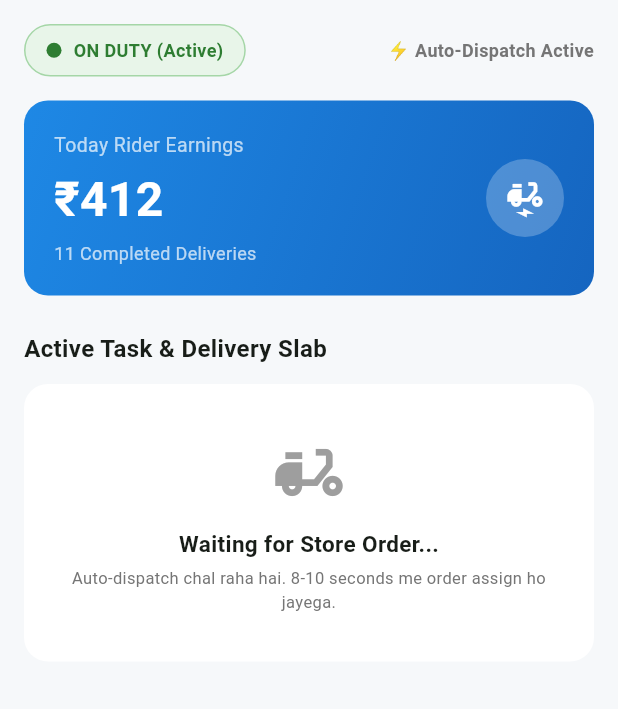
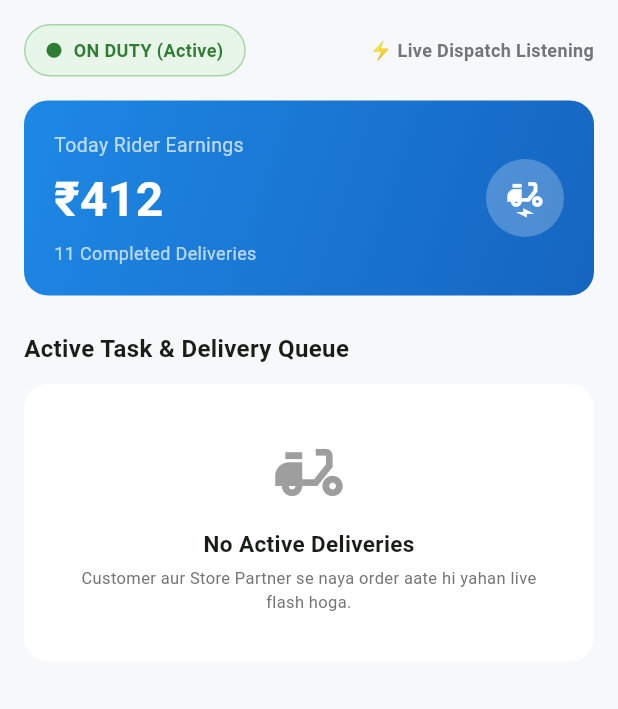
Before and after one commit to rishabhfbdup/kryzit_rider, a Flutter app: the screen it shows after launch, on a phone screen of 412 x 824 dp, the part 84-793 px from its top. Run offline on Flutter 3.47's test engine with Material 3 defaults, Android fonts, the phone set to English and light mode, and no system bars; our stand-ins replace cloud_firestore, firebase_core; accounts and stored records are empty.

Commit message:
Update rider live sync flow

```diff
--- a/lib/features/delivery/presentation/rider_dashboard_screen.dart
+++ b/lib/features/delivery/presentation/rider_dashboard_screen.dart
@@ -20,57 +20,16 @@ class _RiderDashboardScreenState extends State<RiderDashboardScreen> {
   int _deliverySecondsLeft = 12 * 60;
   bool _deliveryTimerRunning = false;
 
-  // 40-second Order Acceptance Timer
+  // 40-second Acceptance Timer
   Timer? _acceptTimer;
   int _acceptSecondsLeft = 40;
   String? _currentPendingOrderId;
-
-  // Auto Dispatch Engine State
-  bool _isAutoDispatching = false;
 
   @override
   void dispose() {
     _deliveryTimer?.cancel();
     _acceptTimer?.cancel();
     super.dispose();
-  }
-
-  // --- AUTOMATED STORE DISPATCH SIMULATOR ---
-  void _scheduleAutoStoreOrder() {
-    if (_isAutoDispatching || !isOnDuty) return;
-    _isAutoDispatching = true;
-
-    // 8 second baad dark store se apne aap naya order trigger hoga
-    Timer(const Duration(seconds: 8), () async {
-      if (!mounted || !isOnDuty) {
-        _isAutoDispatching = false;
-        return;
-      }
-
-      // Check karein ki pehle se koi active task toh nahi hai
-      final activeCheck = await FirebaseFirestore.instance
-          .collection('orders')
-          .where('status', whereIn: ['NEW_ASSIGNED', 'READY_FOR_PICKUP', 'PICKED_UP'])
-          .get();
-
-      if (activeCheck.docs.isEmpty) {
-        final int randomNum = 1000 + (DateTime.now().millisecondsSinceEpoch % 9000);
-        final String newOrderId = '#KZ-$randomNum';
-
-        await FirebaseFirestore.instance.collection('orders').add({
-          'orderId': newOrderId,
-          'status': 'NEW_ASSIGNED',
-          'distanceKm': 2.3,
-          'deliveryOtp': '4821',
-          'storeName': 'Kamalganj Main Hub',
-          'bagNumber': 'B-${randomNum % 40 + 1}',
-          'customerName': 'Vikas Gupta',
-          'customerAddress': 'Railway Road, Kamalganj, Farrukhabad',
-          'createdAt': FieldValue.serverTimestamp(),
-        });
-      }
-      _isAutoDispatching = false;
-    });
   }
 
   void _startAcceptTimer(String docId, String orderId) {
@@ -87,19 +46,19 @@ class _RiderDashboardScreenState extends State<RiderDashboardScreen> {
         }
       } else {
         timer.cancel();
-        _reassignToNextRider(docId, reason: 'TIME_OUT');
+        _rejectOrder(docId, reason: 'TIME_OUT');
       }
     });
   }
 
-  Future<void> _reassignToNextRider(String docId, {required String reason}) async {
+  Future<void> _rejectOrder(String docId, {required String reason}) async {
     _acceptTimer?.cancel();
     _currentPendingOrderId = null;
 
     await FirebaseFirestore.instance.collection('orders').doc(docId).update({
-      'status': 'SEARCHING_NEXT_PARTNER',
+      'status': 'REJECTED_BY_RIDER',
       'lastRejectedReason': reason,
-      'reassignedAt': FieldValue.serverTimestamp(),
+      'rejectedAt': FieldValue.serverTimestamp(),
     });
 
     if (mounted) {
@@ -108,8 +67,8 @@ class _RiderDashboardScreenState extends State<RiderDashboardScreen> {
           backgroundColor: Colors.orange.shade800,
           content: Text(
             reason == 'TIME_OUT'
-                ? '⏳ 40s Time Up! Order pass ke doosre partner ko transfer ho gaya.'
-                : '❌ Order reject ho gaya. Pass ke agle rider ko bhej diya gaya.',
+                ? '⏳ 40s Time Up! Order pass ke dusre rider ko transfer ho gaya.'
+                : '❌ Order reject ho gaya.',
           ),
         ),
       );
@@ -292,7 +251,6 @@ class _RiderDashboardScreenState extends State<RiderDashboardScreen> {
         child: Column(
           crossAxisAlignment: CrossAxisAlignment.start,
           children: [
-            // Duty Status
             Row(
               mainAxisAlignment: MainAxisAlignment.spaceBetween,
               children: [
@@ -323,14 +281,13 @@ class _RiderDashboardScreenState extends State<RiderDashboardScreen> {
                   ),
                 ),
                 Text(
-                  isOnDuty ? '⚡ Auto-Dispatch Active' : '💤 Offline',
+                  isOnDuty ? '⚡ Live Dispatch Listening' : '💤 Offline',
                   style: TextStyle(fontSize: 12, color: Colors.grey.shade600, fontWeight: FontWeight.w600),
                 ),
               ],
             ),
             const SizedBox(height: 16),
 
-            // Earnings Banner
             Container(
               padding: const EdgeInsets.all(20),
               decoration: BoxDecoration(
@@ -364,33 +321,34 @@ class _RiderDashboardScreenState extends State<RiderDashboardScreen> {
             ),
             const SizedBox(height: 24),
 
-            const Text('Active Task & Delivery Slab', style: TextStyle(fontSize: 16, fontWeight: FontWeight.bold)),
+            const Text('Active Task & Delivery Queue', style: TextStyle(fontSize: 16, fontWeight: FontWeight.bold)),
             const SizedBox(height: 12),
 
             if (!isOnDuty)
-              _buildEmptyCard('Rider is Offline', 'Naye orders paane ke liye On-Duty switch on karein.')
+              _buildEmptyCard('Rider is Offline', 'Naye orders receive karne ke liye On-Duty switch ON karein.')
             else
-              // Order Stream
               StreamBuilder<QuerySnapshot>(
                 stream: FirebaseFirestore.instance
                     .collection('orders')
-                    .where('status', whereIn: ['NEW_ASSIGNED', 'READY_FOR_PICKUP', 'PICKED_UP'])
+                    .where('status', whereIn: [
+                      'STORE_PACKING',  // Partner ne accept kiya
+                      'RIDER_ASSIGNED', // Rider ne accept kiya
+                      'RIDER_ARRIVED',  // Rider dark store pahunch gaya
+                      'STORE_PACKED',   // Partner ne bag handover kar diya
+                      'PICKED_UP'       // Rider deliver karne nikal chuka hai
+                    ])
                     .snapshots(),
                 builder: (context, snapshot) {
                   if (snapshot.connectionState == ConnectionState.waiting) {
                     return const Center(child: CircularProgressIndicator());
                   }
 
-                  // Agar koi active order nahi hai, toh automatically agla order schedule hoga
                   if (!snapshot.hasData || snapshot.data!.docs.isEmpty) {
                     _acceptTimer?.cancel();
                     _currentPendingOrderId = null;
-                    WidgetsBinding.instance.addPostFrameCallback((_) {
-                      _scheduleAutoStoreOrder();
-                    });
                     return _buildEmptyCard(
-                      'Waiting for Store Order...',
-                      'Auto-dispatch chal raha hai. 8-10 seconds me order assign ho jayega.',
+                      'No Active Deliveries',
+                      'Customer aur Store Partner se naya order aate hi yahan live flash hoga.',
                     );
                   }
 
@@ -398,20 +356,20 @@ class _RiderDashboardScreenState extends State<RiderDashboardScreen> {
                   final data = orderDoc.data() as Map<String, dynamic>;
 
                   final String docId = orderDoc.id;
-                  final String orderId = data['orderId'] ?? '#KZ-XXXX';
-                  final double distanceKm = (data['distanceKm'] ?? 2.4).toDouble();
-                  final String status = data['status'] ?? 'NEW_ASSIGNED';
-                  final String storeName = data['storeName'] ?? 'Kamalganj Main Hub';
-                  final String bagNumber = data['bagNumber'] ?? 'B-42';
+                  final String orderId = data['orderId'] ?? '#KZ-ORDER';
+                  final double distanceKm = ((data['distanceKm'] ?? 2.0) as num).toDouble();
+                  final String status = data['status'] ?? 'STORE_PACKING';
+                  final String storeName = data['storeName'] ?? 'Kamalganj Dark Store Hub';
+                  final String bagNumber = data['bagNumber'] ?? 'B-01';
                   final String customerName = data['customerName'] ?? 'Customer';
-                  final String customerAddress = data['customerAddress'] ?? 'Address';
-                  final String correctOtp = (data['deliveryOtp'] ?? '4821').toString();
+                  final String customerAddress = data['customerAddress'] ?? 'Kamalganj';
+                  final String correctOtp = (data['deliveryOtp'] ?? '1234').toString();
 
                   final slabs = _getPayoutSlab(distanceKm);
                   final int fastPay = slabs['fast']!;
                   final int latePay = slabs['late']!;
 
-                  if (status == 'NEW_ASSIGNED') {
+                  if (status == 'STORE_PACKING') {
                     if (_currentPendingOrderId != orderId) {
                       WidgetsBinding.instance.addPostFrameCallback((_) {
                         _startAcceptTimer(docId, orderId);
@@ -429,7 +387,7 @@ class _RiderDashboardScreenState extends State<RiderDashboardScreen> {
                       child: Column(
                         crossAxisAlignment: CrossAxisAlignment.start,
                         children: [
-                          if (status == 'NEW_ASSIGNED') ...[
+                          if (status == 'STORE_PACKING') ...[
                             Container(
                               padding: const EdgeInsets.all(12),
                               decoration: BoxDecoration(
@@ -445,7 +403,7 @@ class _RiderDashboardScreenState extends State<RiderDashboardScreen> {
                                       const Icon(Icons.timer, color: Colors.deepOrange),
                                       const SizedBox(width: 8),
                                       Text(
-                                        'Accept karne ke liye: $_acceptSecondsLeft s',
+                                        'New Request: $_acceptSecondsLeft s left',
                                         style: const TextStyle(fontWeight: FontWeight.bold, color: Colors.deepOrange, fontSize: 14),
                                       ),
                                     ],
@@ -468,7 +426,7 @@ class _RiderDashboardScreenState extends State<RiderDashboardScreen> {
                                     crossAxisAlignment: CrossAxisAlignment.start,
                                     children: [
                                       Text('Order $orderId', style: const TextStyle(fontWeight: FontWeight.bold, fontSize: 16)),
-                                      Text('Distance: $distanceKm km', style: TextStyle(color: Colors.grey.shade600, fontSize: 12)),
+                                      Text('Drop Distance: $distanceKm km', style: TextStyle(color: Colors.grey.shade600, fontSize: 12)),
                                     ],
                                   ),
                                 ],
@@ -477,14 +435,13 @@ class _RiderDashboardScreenState extends State<RiderDashboardScreen> {
                                 crossAxisAlignment: CrossAxisAlignment.end,
                                 children: [
                                   Text('₹$fastPay', style: const TextStyle(fontWeight: FontWeight.bold, fontSize: 20, color: Color(0xFF0F9D58))),
-                                  const Text('Fast Pay Bonus', style: TextStyle(fontSize: 10, color: Colors.grey)),
+                                  const Text('Payout Earn', style: TextStyle(fontSize: 10, color: Colors.grey)),
                                 ],
                               ),
                             ],
                           ),
                           const Divider(height: 24),
 
-                          // Target Timer Display Card
                           Container(
                             padding: const EdgeInsets.all(12),
                             decoration: BoxDecoration(
@@ -498,7 +455,7 @@ class _RiderDashboardScreenState extends State<RiderDashboardScreen> {
                                   crossAxisAlignment: CrossAxisAlignment.start,
                                   children: [
                                     const Text('Target: 12 Mins delivery', style: TextStyle(color: Colors.blueAccent, fontWeight: FontWeight.bold, fontSize: 12)),
-                                    Text('• Target me: ₹$fastPay', style: const TextStyle(fontSize: 11, color: Colors.black87)),
+                                    Text('• Ontime Payout: ₹$fastPay', style: const TextStyle(fontSize: 11, color: Colors.black87)),
                                   ],
                                 ),
                                 Column(
@@ -507,14 +464,14 @@ class _RiderDashboardScreenState extends State<RiderDashboardScreen> {
                                     Text(
                                       _deliveryTimerRunning
                                           ? _formatTime(_deliverySecondsLeft)
-                                          : (status == 'PICKED_UP' ? 'Running' : 'Not Started'),
+                                          : (status == 'PICKED_UP' ? 'Running' : '12:00'),
                                       style: TextStyle(
                                         fontSize: 16,
                                         fontWeight: FontWeight.bold,
                                         color: _deliverySecondsLeft < 180 ? Colors.red : Colors.black87,
                                       ),
                                     ),
-                                    Text('* Late hone par: ₹$latePay', style: const TextStyle(fontSize: 10, color: Colors.deepOrange)),
+                                    Text('* Late: ₹$latePay', style: const TextStyle(fontSize: 10, color: Colors.deepOrange)),
                                   ],
                                 ),
                               ],
@@ -522,7 +479,6 @@ class _RiderDashboardScreenState extends State<RiderDashboardScreen> {
                           ),
                           const SizedBox(height: 16),
 
-                          // Store Pickup
                           Row(
                             children: [
                               const Icon(Icons.radio_button_checked, color: Colors.green, size: 18),
@@ -531,8 +487,8 @@ class _RiderDashboardScreenState extends State<RiderDashboardScreen> {
                                 child: Column(
                                   crossAxisAlignment: CrossAxisAlignment.start,
                                   children: [
-                                    const Text('Dark Store Pickup', style: TextStyle(fontWeight: FontWeight.bold, fontSize: 13)),
-                                    Text('$storeName • Bag #$bagNumber', style: TextStyle(color: Colors.grey.shade600, fontSize: 11)),
+                                    const Text('Pickup: Dark Store', style: TextStyle(fontWeight: FontWeight.bold, fontSize: 13)),
+                                    Text('$storeName • Bag: $bagNumber', style: TextStyle(color: Colors.grey.shade600, fontSize: 11)),
                                   ],
                                 ),
                               ),
@@ -540,7 +496,6 @@ class _RiderDashboardScreenState extends State<RiderDashboardScreen> {
                           ),
                           const SizedBox(height: 12),
 
-                          // Customer Drop
                           Row(
                             children: [
                               const Icon(Icons.location_on, color: Colors.redAccent, size: 18),
@@ -563,8 +518,8 @@ class _RiderDashboardScreenState extends State<RiderDashboardScreen> {
                           ),
                           const SizedBox(height: 16),
 
-                          // Status-based Buttons
-                          if (status == 'NEW_ASSIGNED')
+                          // Step-by-Step Rider Buttons
+                          if (status == 'STORE_PACKING')
                             Row(
                               children: [
                                 Expanded(
@@ -576,8 +531,8 @@ class _RiderDashboardScreenState extends State<RiderDashboardScreen> {
                                       padding: const EdgeInsets.symmetric(vertical: 14),
                                       shape: RoundedRectangleBorder(borderRadius: BorderRadius.circular(10)),
                                     ),
-                                    onPressed: () => _reassignToNextRider(docId, reason: 'RIDER_REJECTED'),
-                                    child: const Text('Pass / Reject', style: TextStyle(fontWeight: FontWeight.bold)),
+                                    onPressed: () => _rejectOrder(docId, reason: 'RIDER_REJECTED'),
+                                    child: const Text('Reject', style: TextStyle(fontWeight: FontWeight.bold)),
                                   ),
                                 ),
                                 const SizedBox(width: 12),
@@ -592,19 +547,55 @@ class _RiderDashboardScreenState extends State<RiderDashboardScreen> {
                                     onPressed: () async {
                                       _acceptTimer?.cancel();
                                       await FirebaseFirestore.instance.collection('orders').doc(docId).update({
-                                        'status': 'READY_FOR_PICKUP',
-                                        'acceptedAt': FieldValue.serverTimestamp(),
+                                        'status': 'RIDER_ASSIGNED',
+                                        'riderName': 'Rider Partner',
+                                        'riderAssignedAt': FieldValue.serverTimestamp(),
                                       });
                                     },
                                     child: Text(
-                                      'Accept Order (${_acceptSecondsLeft}s)',
+                                      'Accept Delivery (${_acceptSecondsLeft}s)',
                                       style: const TextStyle(color: Colors.white, fontWeight: FontWeight.bold),
                                     ),
                                   ),
                                 ),
                               ],
                             )
-                          else if (status == 'READY_FOR_PICKUP')
+                          else if (status == 'RIDER_ASSIGNED')
+                            SizedBox(
+                              width: double.infinity,
+                              child: ElevatedButton.icon(
+                                style: ElevatedButton.styleFrom(
+                                  backgroundColor: Colors.blueAccent.shade700,
+                                  padding: const EdgeInsets.symmetric(vertical: 14),
+                                  shape: RoundedRectangleBorder(borderRadius: BorderRadius.circular(10)),
+                                ),
+                                icon: const Icon(Icons.store, color: Colors.white),
+                                label: const Text('Reached Dark Store', style: TextStyle(color: Colors.white, fontWeight: FontWeight.bold)),
+                                onPressed: () async {
+                                  await FirebaseFirestore.instance.collection('orders').doc(docId).update({
+                                    'status': 'RIDER_ARRIVED',
+                                    'riderArrivedAt': FieldValue.serverTimestamp(),
+                                  });
+                                },
+                              ),
+                            )
+                          else if (status == 'RIDER_ARRIVED')
+                            Container(
+                              width: double.infinity,
+                              padding: const EdgeInsets.symmetric(vertical: 14),
+                              decoration: BoxDecoration(
+                                color: Colors.orange.shade50,
+                                borderRadius: BorderRadius.circular(10),
+                                border: Border.all(color: Colors.orange.shade300),
+                              ),
+                              child: const Center(
+                                child: Text(
+                                  '⏳ At Store: Waiting for Partner Handover...',
+                                  style: TextStyle(fontWeight: FontWeight.bold, color: Colors.deepOrange),
+                                ),
+                              ),
+                            )
+                          else if (status == 'STORE_PACKED')
                             SizedBox(
                               width: double.infinity,
                               child: ElevatedButton.icon(
@@ -613,8 +604,8 @@ class _RiderDashboardScreenState extends State<RiderDashboardScreen> {
                                   padding: const EdgeInsets.symmetric(vertical: 14),
                                   shape: RoundedRectangleBorder(borderRadius: BorderRadius.circular(10)),
                                 ),
-                                icon: const Icon(Icons.qr_code_scanner, color: Colors.white),
-                                label: const Text('Confirm Bag & Picked Up (Start Timer)', style: TextStyle(color: Colors.white, fontWeight: FontWeight.bold)),
+                                icon: const Icon(Icons.moped, color: Colors.white),
+                                label: const Text('Confirm Handover & Start Delivery', style: TextStyle(color: Colors.white, fontWeight: FontWeight.bold)),
                                 onPressed: () async {
                                   _startDeliveryTimer();
                                   await FirebaseFirestore.instance.collection('orders').doc(docId).update({
```
Also changed, not shown: 3 other files.
